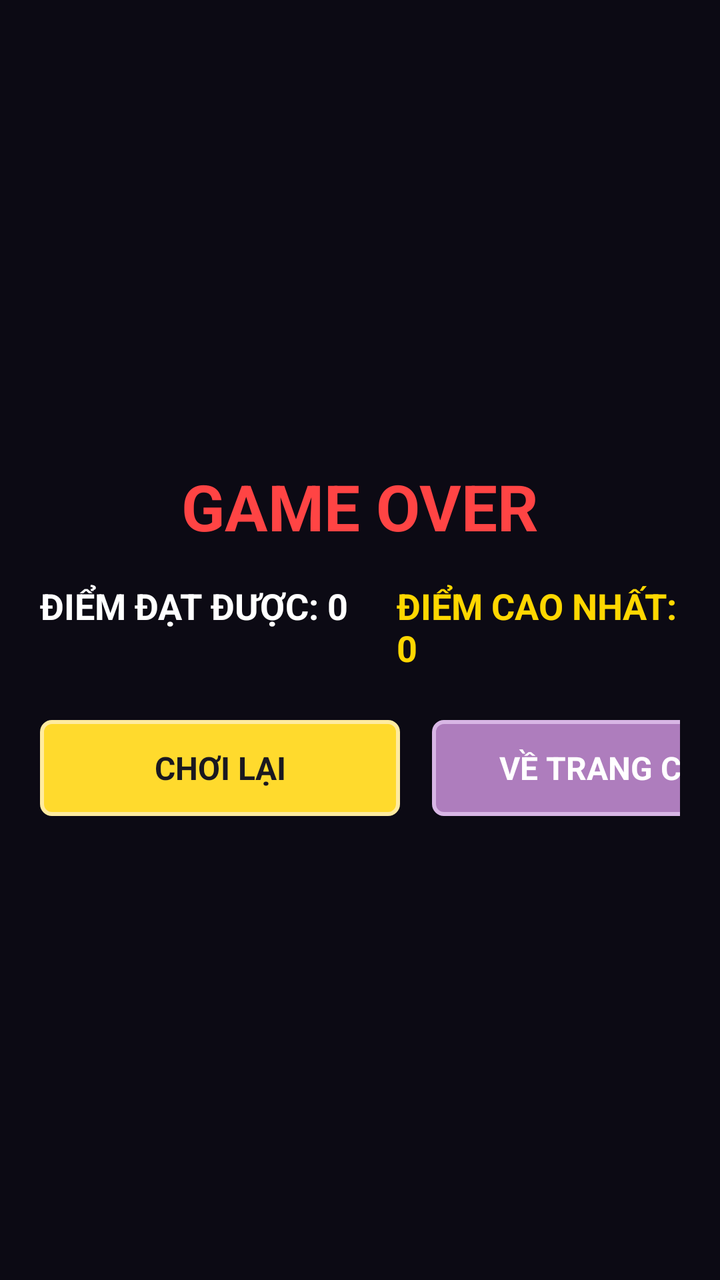
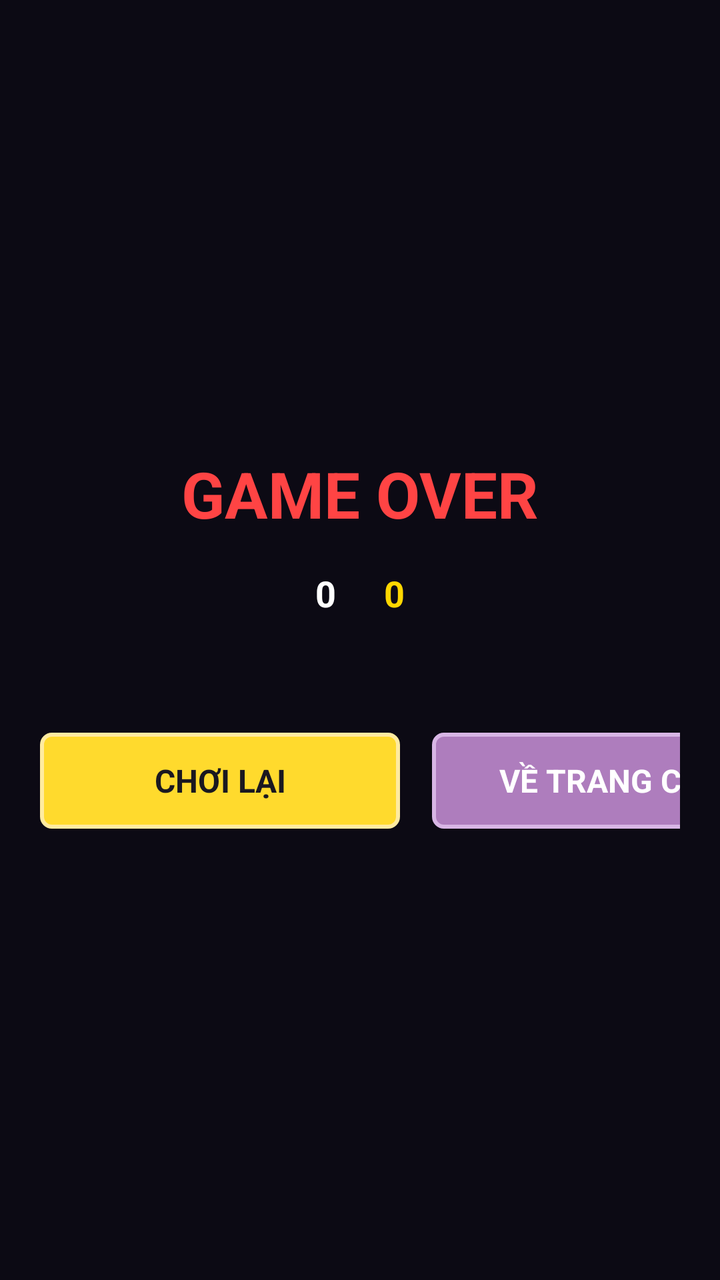

Screens rendered from an Android XML layout before and after an edit, with the pre-edit source and the edit as a unified diff.
<!-- AndroidManifest.xml: application theme Theme.ScreamShooter -->
<!-- res/layout/activity_game_over.xml -->
<?xml version="1.0" encoding="utf-8"?>
<LinearLayout xmlns:android="http://schemas.android.com/apk/res/android"
    android:layout_width="match_parent"
    android:layout_height="match_parent"
    android:background="#0C0A14"
    android:gravity="center"
    android:orientation="vertical"
    android:padding="20dp">

    <TextView
        android:layout_width="wrap_content"
        android:layout_height="wrap_content"
        android:text="GAME OVER"
        android:textColor="#FF4444"
        android:textSize="32sp"
        android:textStyle="bold" />

    <LinearLayout
        android:layout_width="wrap_content"
        android:layout_height="wrap_content"
        android:layout_marginTop="16dp"
        android:orientation="horizontal">

        <TextView
            android:id="@+id/tvFinalScore"
            android:layout_width="wrap_content"
            android:layout_height="wrap_content"
            android:text="ĐIỂM ĐẠT ĐƯỢC: 0"
            android:textColor="#FFFFFF"
            android:textSize="18sp"
            android:textStyle="bold" />

        <TextView
            android:id="@+id/tvHighScore"
            android:layout_width="wrap_content"
            android:layout_height="wrap_content"
            android:layout_marginStart="24dp"
            android:text="ĐIỂM CAO NHẤT: 0"
            android:textColor="#FFD700"
            android:textSize="18sp"
            android:textStyle="bold" />
    </LinearLayout>

    <LinearLayout
        android:layout_width="wrap_content"
        android:layout_height="wrap_content"
        android:layout_marginTop="24dp"
        android:orientation="horizontal">

        <TextView
            android:id="@+id/btnRestart"
            android:layout_width="180dp"
            android:layout_height="48dp"
            android:background="@drawable/bg_button_yellow"
            android:gravity="center"
            android:text="CHƠI LẠI"
            android:textColor="#1A1820"
            android:textSize="16sp"
            android:textStyle="bold" />

        <TextView
            android:id="@+id/btnGameOverHome"
            android:layout_width="180dp"
            android:layout_height="48dp"
            android:layout_marginStart="16dp"
            android:background="@drawable/bg_button_purple"
            android:gravity="center"
            android:text="VỀ TRANG CHỦ"
            android:textColor="#FFFFFF"
            android:textSize="16sp"
            android:textStyle="bold" />
    </LinearLayout>

</LinearLayout>
<!-- resources referenced by this layout -->
<resources>
  <!-- drawable bg_button_purple (drawable) -->
  <?xml version="1.0" encoding="utf-8"?>
  <shape xmlns:android="http://schemas.android.com/apk/res/android">
      <solid android:color="#AE7DBD" />
      <corners android:radius="5dp" />
      <stroke
          android:width="2dp"
          android:color="#D8B6E5" />
  </shape>
  <!-- drawable bg_button_yellow (drawable) -->
  <?xml version="1.0" encoding="utf-8"?>
  <shape xmlns:android="http://schemas.android.com/apk/res/android">
      <solid android:color="#FFDA2D" />
      <corners android:radius="5dp" />
      <stroke
          android:width="2dp"
          android:color="#FFEBA0" />
  </shape>
  <style name="Theme.ScreamShooter" parent="Base.Theme.ScreamShooter" />
  <style name="Base.Theme.ScreamShooter" parent="Theme.Material3.DayNight.NoActionBar">
          
          
      </style>
</resources>

<!-- the commit's change to res/layout/activity_game_over.xml (unified diff, before → after) -->
@@ -10,7 +10,7 @@
     <TextView
         android:layout_width="wrap_content"
         android:layout_height="wrap_content"
-        android:text="GAME OVER"
+        android:text="@string/game_over_title"
         android:textColor="#FF4444"
         android:textSize="32sp"
         android:textStyle="bold" />
@@ -25,7 +25,7 @@
             android:id="@+id/tvFinalScore"
             android:layout_width="wrap_content"
             android:layout_height="wrap_content"
-            android:text="ĐIỂM ĐẠT ĐƯỢC: 0"
+            android:text="0"
             android:textColor="#FFFFFF"
             android:textSize="18sp"
             android:textStyle="bold" />
@@ -35,11 +35,21 @@
             android:layout_width="wrap_content"
             android:layout_height="wrap_content"
             android:layout_marginStart="24dp"
-            android:text="ĐIỂM CAO NHẤT: 0"
+            android:text="0"
             android:textColor="#FFD700"
             android:textSize="18sp"
             android:textStyle="bold" />
     </LinearLayout>
+
+    <TextView
+        android:id="@+id/tvStarsCollected"
+        android:layout_width="wrap_content"
+        android:layout_height="wrap_content"
+        android:layout_marginTop="12dp"
+        android:text=""
+        android:textColor="#FFD700"
+        android:textSize="16sp"
+        android:textStyle="bold" />
 
     <LinearLayout
         android:layout_width="wrap_content"
@@ -53,7 +63,7 @@
             android:layout_height="48dp"
             android:background="@drawable/bg_button_yellow"
             android:gravity="center"
-            android:text="CHƠI LẠI"
+            android:text="@string/btn_restart"
             android:textColor="#1A1820"
             android:textSize="16sp"
             android:textStyle="bold" />
@@ -65,7 +75,7 @@
             android:layout_marginStart="16dp"
             android:background="@drawable/bg_button_purple"
             android:gravity="center"
-            android:text="VỀ TRANG CHỦ"
+            android:text="@string/btn_home"
             android:textColor="#FFFFFF"
             android:textSize="16sp"
             android:textStyle="bold" />
<!-- resource entries referenced after the edit -->
@@ -18,6 +18,9 @@
           android:width="2dp"
           android:color="#FFEBA0" />
   </shape>
+  <string name="btn_home">VỀ TRANG CHỦ</string>
+  <string name="btn_restart">CHƠI LẠI</string>
+  <string name="game_over_title">GAME OVER</string>
   <style name="Theme.ScreamShooter" parent="Base.Theme.ScreamShooter" />
   <style name="Base.Theme.ScreamShooter" parent="Theme.Material3.DayNight.NoActionBar">
           
